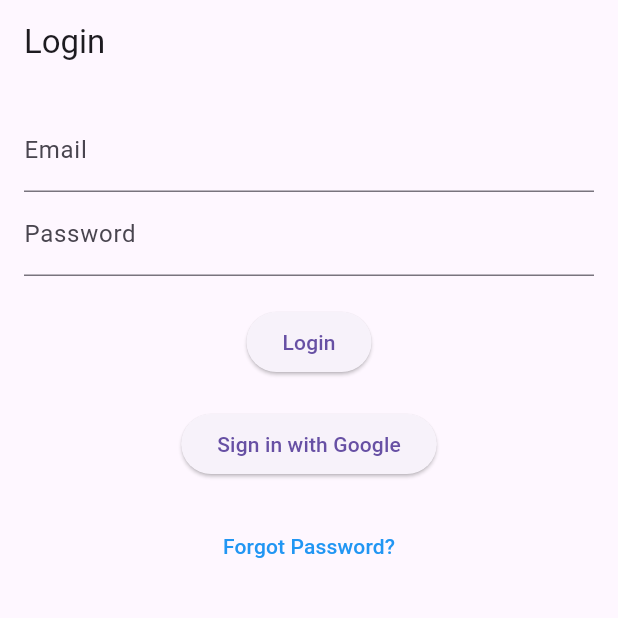
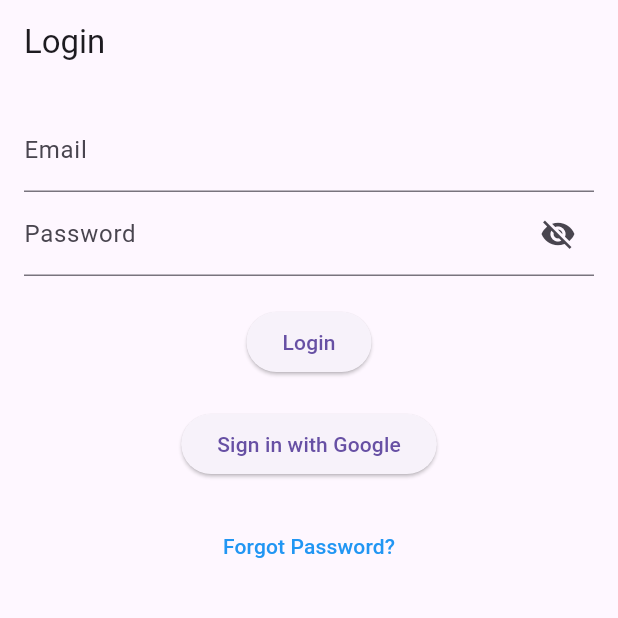
Before and after one commit to DilukshanA/flutter_firebase_auth, a Flutter app: the LoginPage screen opened directly, on a phone screen of 412 x 824 dp, the top half of it. Run offline on Flutter 3.47's test engine with Material 3 defaults, Android fonts, the phone set to English and light mode, and no system bars; our stand-ins replace firebase_auth, firebase_core, google_sign_in; accounts and stored records are empty.

Commit message:
obscurePassword - login

```diff
--- a/lib/pages/auth/login.dart
+++ b/lib/pages/auth/login.dart
@@ -18,6 +18,7 @@ class _LoginPageState extends State<LoginPage> {
   final _formkey = GlobalKey<FormState>();
 
   bool _isLoading = false;
+  bool _obscurePassword = true;
 
   //sign in user method
   Future<void> _signInUser() async {
@@ -135,9 +136,21 @@ class _LoginPageState extends State<LoginPage> {
               // create a text field for password
               TextFormField(
                 controller: _passwordController,
-                obscureText: true,
-                decoration: const InputDecoration(
-                  labelText: "Password"
+                obscureText: _obscurePassword,
+                decoration: InputDecoration(
+                  labelText: "Password",
+                  suffixIcon: IconButton(
+                    onPressed: () {
+                      setState(() {
+                        _obscurePassword = !_obscurePassword;
+                      });
+                    },
+                    icon: Icon(
+                      _obscurePassword
+                      ? Icons.visibility_off
+                      : Icons.visibility,
+                    )
+                  )
                 ),
                 validator: (value) {
                   if(value == null || value.isEmpty){
```
